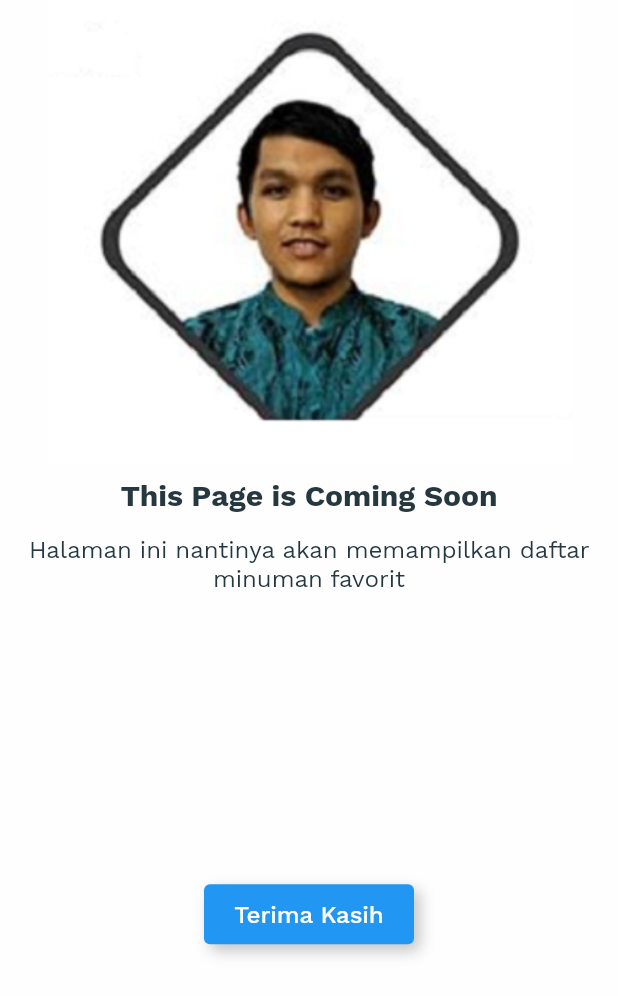
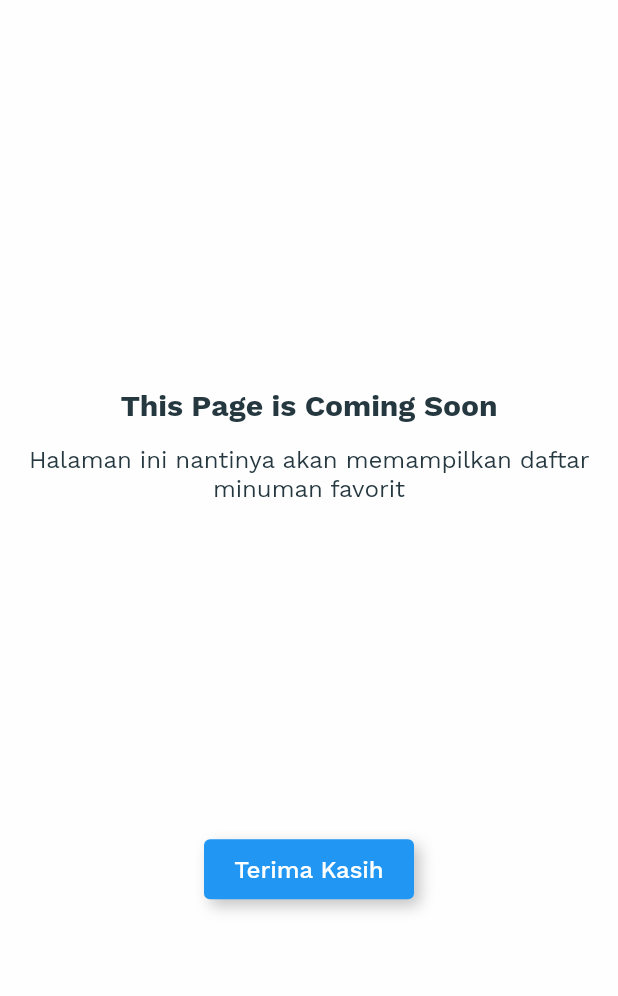
Before and after one commit to MuhammadFariMadyan/drinks-flutter, a Flutter app: the FavoritScreen screen opened directly, on a phone screen of 412 x 824 dp. Shown: the top 996 px of the screen. Run offline on Flutter 3.47's test engine with Material 2 defaults, Android fonts, the phone set to English and light mode, and no system bars; our stand-ins replace dio, rxdart, sqflite; accounts and stored records are empty; generated files the repository leaves out were written again; network calls fail.

Commit message:
Update FavoritScreen
Remove Image

```diff
--- a/lib/src/ui/favorit/favoritScreen.dart
+++ b/lib/src/ui/favorit/favoritScreen.dart
@@ -24,10 +24,9 @@ class _FavoritScreenState extends State<FavoritScreen> {
             children: <Widget>[
               Container(
                 padding: EdgeInsets.only(
-                    top: MediaQuery.of(context).padding.top,
+                    top: 250,
                     left: 16,
                     right: 16),
-                child: Image.asset("assets/images/userImage.png"),
               ),
               Container(
                 padding: EdgeInsets.only(top: 8),
```
